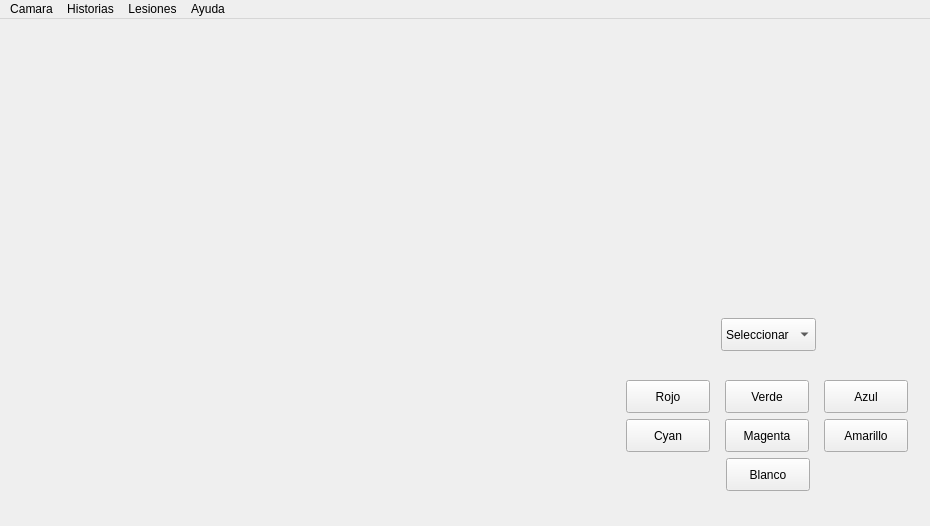
Qt form mainwindow.ui (Gabrielnz/pasantia-CIMBUC) before a commit.
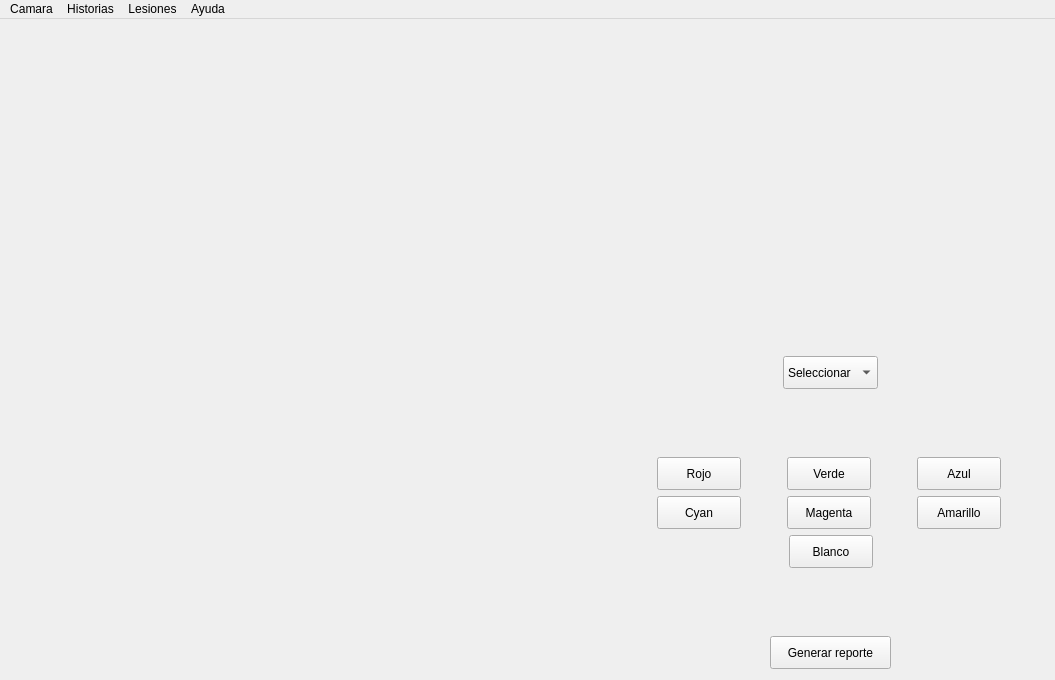
The same form after that commit.

Diff of the .ui file:
```diff
--- a/mainwindow.ui
+++ b/mainwindow.ui
@@ -6,8 +6,8 @@
    <rect>
     <x>0</x>
     <y>0</y>
-    <width>930</width>
-    <height>526</height>
+    <width>1055</width>
+    <height>680</height>
    </rect>
   </property>
   <property name="windowTitle">
@@ -16,7 +16,7 @@
   <widget class="QWidget" name="centralWidget">
    <layout class="QGridLayout" name="gridLayout">
     <item row="0" column="0">
-     <layout class="QHBoxLayout" name="horizontalLayout_2">
+     <layout class="QHBoxLayout" name="horizontalLayout_6">
       <item>
        <layout class="QVBoxLayout" name="verticalLayout_5">
         <item>
@@ -395,6 +395,58 @@
           </item>
          </layout>
         </item>
+        <item>
+         <layout class="QHBoxLayout" name="horizontalLayout_2">
+          <item>
+           <spacer name="horizontalSpacer">
+            <property name="orientation">
+             <enum>Qt::Horizontal</enum>
+            </property>
+            <property name="sizeHint" stdset="0">
+             <size>
+              <width>40</width>
+              <height>20</height>
+             </size>
+            </property>
+           </spacer>
+          </item>
+          <item>
+           <widget class="QPushButton" name="btnGenerarReporte">
+            <property name="enabled">
+             <bool>true</bool>
+            </property>
+            <property name="minimumSize">
+             <size>
+              <width>121</width>
+              <height>33</height>
+             </size>
+            </property>
+            <property name="maximumSize">
+             <size>
+              <width>121</width>
+              <height>33</height>
+             </size>
+            </property>
+            <property name="text">
+             <string>Generar reporte</string>
+            </property>
+           </widget>
+          </item>
+          <item>
+           <spacer name="horizontalSpacer_2">
+            <property name="orientation">
+             <enum>Qt::Horizontal</enum>
+            </property>
+            <property name="sizeHint" stdset="0">
+             <size>
+              <width>40</width>
+              <height>20</height>
+             </size>
+            </property>
+           </spacer>
+          </item>
+         </layout>
+        </item>
        </layout>
       </item>
      </layout>
@@ -407,7 +459,7 @@
     <rect>
      <x>0</x>
      <y>0</y>
-     <width>930</width>
+     <width>1055</width>
      <height>21</height>
     </rect>
    </property>
```
Left out of the diff: 1 changed line with no effect on the pictures.
